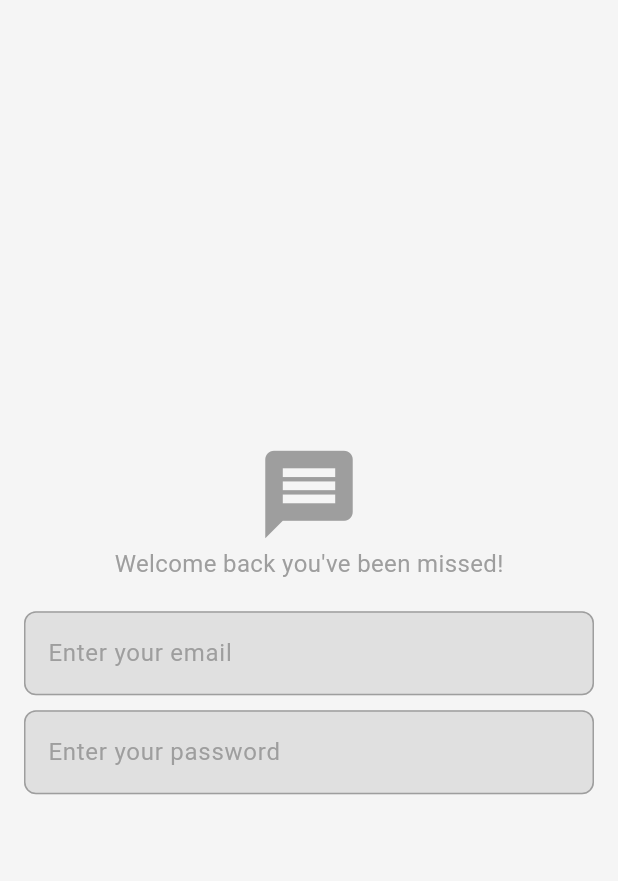
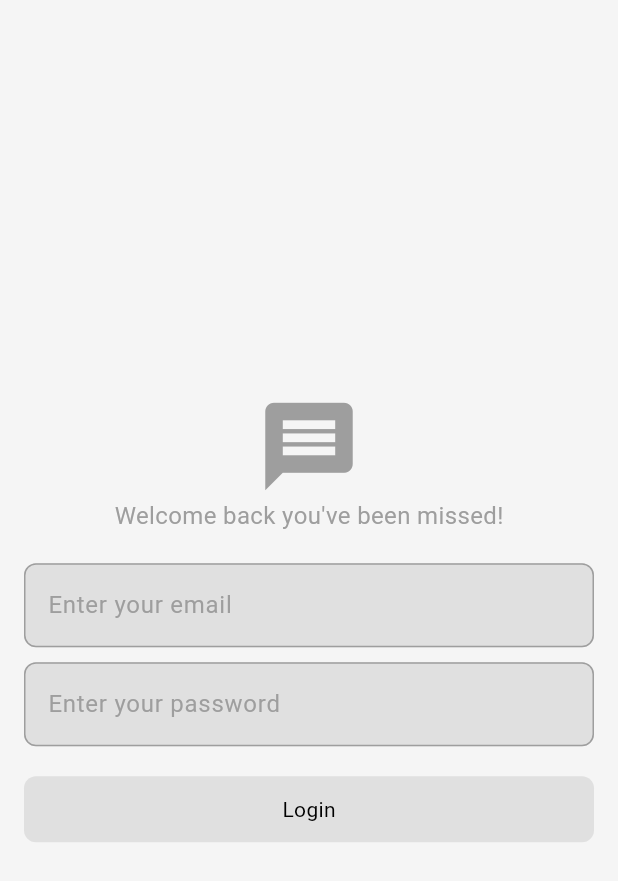
Before and after one commit to Hishamk99/ChatApp, a Flutter app: the screen it shows after launch, on a phone screen of 412 x 824 dp. Shown: the top 881 px of the screen. Run offline on Flutter 3.47's test engine with Material 3 defaults, Android fonts, the phone set to English and light mode, and no system bars; our stand-ins replace firebase_core; accounts and stored records are empty.

Commit message:
craete custom button

```diff
--- a/lib/screens/login_page.dart
+++ b/lib/screens/login_page.dart
@@ -1,3 +1,4 @@
+import 'package:chat_app/widgets/custom_button.dart';
 import 'package:chat_app/widgets/custom_text_field.dart';
 import 'package:flutter/material.dart';
 
@@ -34,6 +35,14 @@ class LoginPage extends StatelessWidget {
           ),
           const CustomTextField(
             hintText: 'Enter your password',
+            obscureText: true,
+          ),
+          const SizedBox(
+            height: 20,
+          ),
+          CustomButton(
+            text: 'Login',
+            onTap: () {},
           ),
         ],
       ),
--- /dev/null
+++ b/lib/widgets/custom_button.dart
@@ -0,0 +1,26 @@
+import 'package:flutter/material.dart';
+
+class CustomButton extends StatelessWidget {
+  const CustomButton({
+    super.key,
+    required this.text,
+    required this.onTap,
+  });
+  final String text;
+  final void Function()? onTap;
+  @override
+  Widget build(BuildContext context) {
+    return GestureDetector(
+      onTap: onTap,
+      child: Container(
+        width: MediaQuery.of(context).size.width,
+        padding: const EdgeInsets.symmetric(vertical: 12),
+        decoration: BoxDecoration(
+          color: Theme.of(context).colorScheme.secondary,
+          borderRadius: BorderRadius.circular(8),
+        ),
+        child: Center(child: Text(text)),
+      ),
+    );
+  }
+}
--- a/lib/widgets/custom_text_field.dart
+++ b/lib/widgets/custom_text_field.dart
@@ -4,11 +4,14 @@ class CustomTextField extends StatelessWidget {
   const CustomTextField({
     super.key,
     required this.hintText,
+    this.obscureText = false,
   });
   final String hintText;
+  final bool obscureText;
   @override
   Widget build(BuildContext context) {
     return TextField(
+      obscureText: obscureText,
       decoration: InputDecoration(
         hintText: hintText,
         hintStyle: TextStyle(
```
